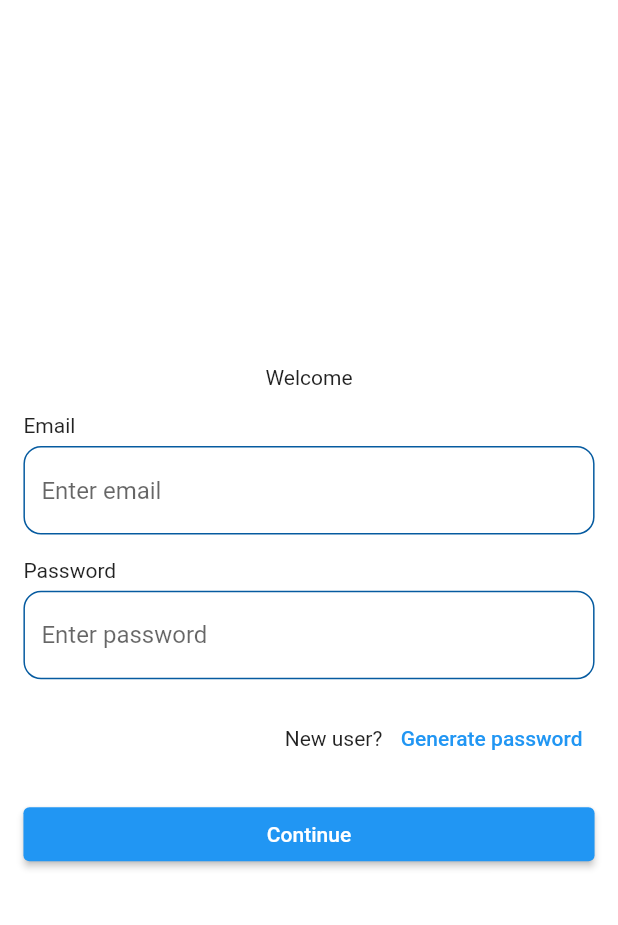
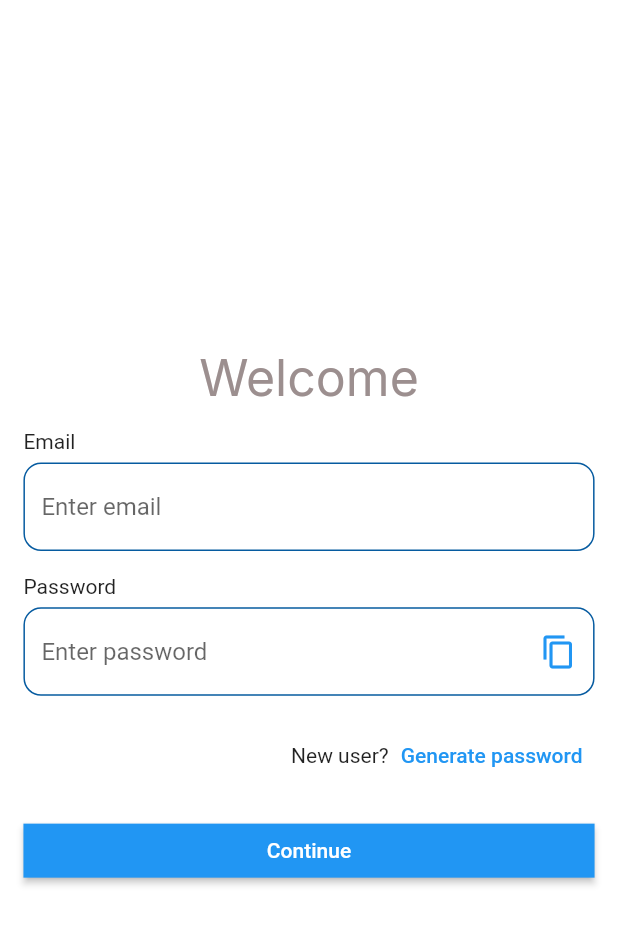
Before and after one commit to Karma-234/portfolio, a Flutter app: the screen it shows after launch, on a phone screen of 412 x 824 dp. Shown: the top 925 px of the screen. Run offline on Flutter 3.47's test engine with Material 2 defaults, Android fonts, the phone set to English and light mode, and no system bars; our stand-ins replace auto_route, firebase_auth, firebase_core, flutter_dotenv, flutter_mobx, flutter_screenutil and 5 more; accounts and stored records are empty; generated files the repository leaves out were written again.

Commit message:
WIP: Added clipboard copy

```diff
--- a/lib/shared_widgets/app_button.dart
+++ b/lib/shared_widgets/app_button.dart
@@ -15,6 +15,10 @@ class AppButton extends StatelessWidget {
   Widget build(BuildContext context) {
     return ElevatedButton(
       onPressed: isLoading ? null : onPress,
+      style: ElevatedButton.styleFrom(
+          shape: isLoading
+              ? const CircleBorder()
+              : const RoundedRectangleBorder()),
       child: isLoading
           ? const CupertinoActivityIndicator(
               color: Colors.black,
--- a/lib/shared_widgets/app_text.dart
+++ b/lib/shared_widgets/app_text.dart
@@ -42,6 +42,7 @@ class AppText extends StatelessWidget {
     required String text,
     Color? textColor,
     TextStyle? textStyle,
+    TextAlign? align,
     Color? color,
     Key? key,
   }) {
@@ -49,9 +50,9 @@ class AppText extends StatelessWidget {
       key: key,
       height: 40 / 35,
       text: text,
-      textStyle: textStyle ?? GoogleFonts.inter(),
       color: color,
       size: 35.sp,
+      align: align,
     );
   }
 
--- a/lib/shared_widgets/input_field.dart
+++ b/lib/shared_widgets/input_field.dart
@@ -6,6 +6,7 @@ class AppInputField extends StatelessWidget {
   final String hint;
   final String header;
   final bool obscureText;
+  final Widget? suffixIcon;
   final TextEditingController? controller;
   final ValueChanged<String?>? onChanged;
   const AppInputField(
@@ -14,7 +15,8 @@ class AppInputField extends StatelessWidget {
       this.header = 'Teaxt Header',
       this.controller,
       this.obscureText = false,
-      this.onChanged});
+      this.onChanged,
+      this.suffixIcon});
 
   @override
   Widget build(BuildContext context) {
@@ -34,6 +36,7 @@ class AppInputField extends StatelessWidget {
       obscureText: obscureText,
       decoration: InputDecoration(
           hintText: hint,
+          suffixIcon: suffixIcon,
           border: border,
           enabledBorder: border,
           focusedBorder: focusBorder),
--- a/lib/view/login.dart
+++ b/lib/view/login.dart
@@ -1,7 +1,10 @@
 // ignore_for_file: use_build_context_synchronously
+
+import 'dart:async';
 
 import 'package:auto_route/auto_route.dart';
 import 'package:flutter/material.dart';
+import 'package:flutter/services.dart';
 import 'package:flutter_mobx/flutter_mobx.dart';
 import 'package:flutter_screenutil/flutter_screenutil.dart';
 import 'package:portfolio/core/di/locator.dart';
@@ -24,18 +27,18 @@ class LoginView extends StatefulWidget {
 }
 
 class _LoginViewState extends State<LoginView> {
-  late TextEditingController controller;
+  late TextEditingController _controller;
   late final state = LoginState();
   late final authService = locator<AppAuthenticationService>();
   @override
   void initState() {
     super.initState();
-    controller = TextEditingController();
+    _controller = TextEditingController();
   }
 
   @override
   void dispose() {
-    controller.dispose();
+    _controller.dispose();
     super.dispose();
   }
 
@@ -48,10 +51,10 @@ class _LoginViewState extends State<LoginView> {
           crossAxisAlignment: CrossAxisAlignment.stretch,
           mainAxisAlignment: MainAxisAlignment.center,
           children: [
-            const Text(
-              'Welcome',
-              textAlign: TextAlign.center,
-            ),
+            AppText.xl(
+                text: 'Welcome',
+                align: TextAlign.center,
+                color: const Color.fromARGB(255, 156, 143, 143)),
             AppInputField(
               hint: 'Enter email',
               header: 'Email',
@@ -60,7 +63,19 @@ class _LoginViewState extends State<LoginView> {
             AppInputField(
               hint: 'Enter password',
               header: 'Password',
-              controller: controller,
+              controller: _controller,
+              suffixIcon: IconButton(
+                icon: const Icon(
+                  Icons.copy,
+                  color: Colors.blue,
+                ),
+                onPressed: () {
+                  final data = ClipboardData(text: _controller.text);
+                  Clipboard.setData(data);
+                  ScaffoldMessenger.of(context).showSnackBar(const SnackBar(
+                      content: AppText(text: 'Password copied to clipboard!')));
+                },
+              ),
             ),
             Row(
               mainAxisAlignment: MainAxisAlignment.end,
@@ -68,26 +83,27 @@ class _LoginViewState extends State<LoginView> {
                 const Text('New user?'),
                 TextButton(
                   onPressed: () {
-                    controller.text = generatePassword();
+                    _controller.text = generatePassword();
                   },
                   child: const Text('Generate password'),
                 )
-              ].separate(4.w),
+              ],
             ),
             Observer(builder: (context) {
               return AppButton(
                 isLoading: state.isLoading,
                 onPress: () async {
                   state.setLoading(true);
-                  final res = await authService.signUp(
-                      email: state.email ?? '', password: state.password ?? '');
-                  state.setLoading(false);
-                  if (res == null) {
-                    context.router.popAndPush(const HomeView());
-                  } else {
-                    ScaffoldMessenger.of(context)
-                        .showSnackBar(SnackBar(content: AppText(text: res)));
-                  }
+
+                  // final res = await authService.signUp(
+                  //     email: state.email ?? '', password: state.password ?? '');
+                  // state.setLoading(false);
+                  // if (res == null) {
+                  //   context.router.popAndPush(const HomeView());
+                  // } else {
+                  //   ScaffoldMessenger.of(context)
+                  //       .showSnackBar(SnackBar(content: AppText(text: res)));
+                  // }
                 },
               );
             })
```
